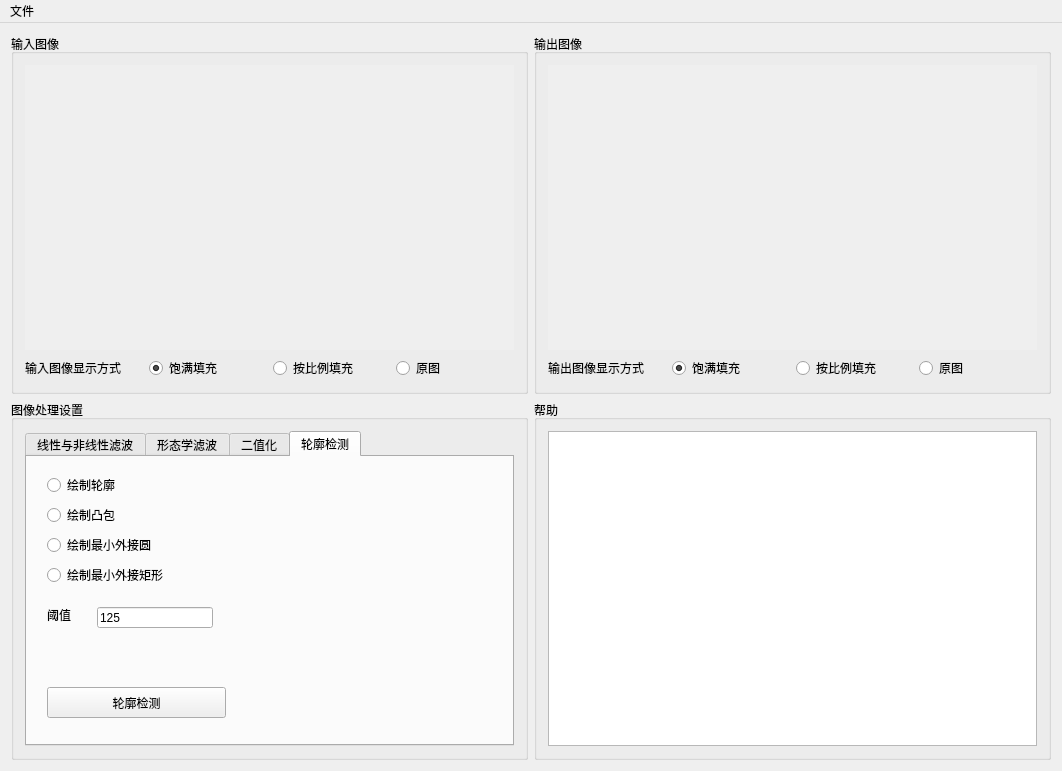
Before: the Qt Designer form contour/mainwindow.ui in BugAngel/ImageProcessingTeachingSoftware, drawn with Qt 5.
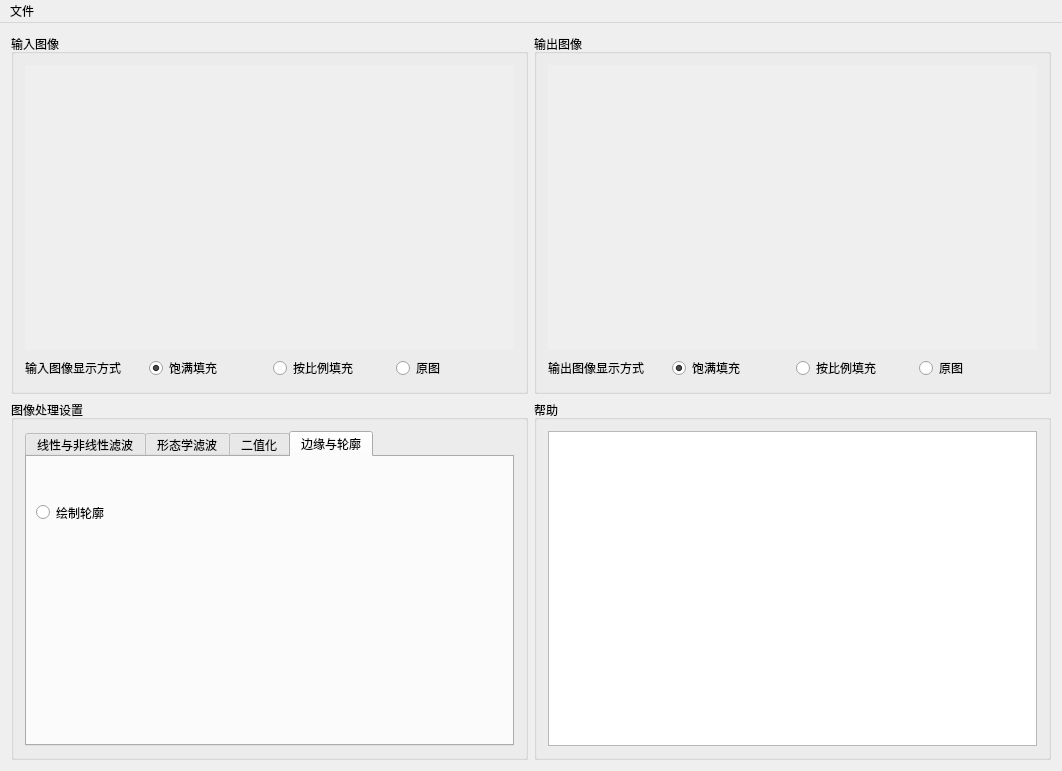
After: the same form once the commit is applied. The open tabs and pages were chosen to show the change.

The edit to the form file:
```diff
--- a/contour/mainwindow.ui
+++ b/contour/mainwindow.ui
@@ -586,15 +586,15 @@
          </widget>
          <widget class="QWidget" name="tab_2">
           <attribute name="title">
-           <string>轮廓检测</string>
+           <string>边缘与轮廓</string>
           </attribute>
           <widget class="QRadioButton" name="contourRadioButton">
            <property name="geometry">
             <rect>
-             <x>20</x>
-             <y>20</y>
-             <width>89</width>
-             <height>16</height>
+             <x>9</x>
+             <y>46</y>
+             <width>71</width>
+             <height>19</height>
             </rect>
            </property>
            <property name="text">
@@ -604,99 +604,6 @@
             <string notr="true">contourButtonGroup</string>
            </attribute>
           </widget>
-          <widget class="QRadioButton" name="convexHullRadioButton">
-           <property name="geometry">
-            <rect>
-             <x>20</x>
-             <y>50</y>
-             <width>89</width>
-             <height>16</height>
-            </rect>
-           </property>
-           <property name="text">
-            <string>绘制凸包</string>
-           </property>
-           <attribute name="buttonGroup">
-            <string notr="true">contourButtonGroup</string>
-           </attribute>
-          </widget>
-          <widget class="QRadioButton" name="circleRadioButton">
-           <property name="geometry">
-            <rect>
-             <x>20</x>
-             <y>80</y>
-             <width>111</width>
-             <height>16</height>
-            </rect>
-           </property>
-           <property name="text">
-            <string>绘制最小外接圆</string>
-           </property>
-           <attribute name="buttonGroup">
-            <string notr="true">contourButtonGroup</string>
-           </attribute>
-          </widget>
-          <widget class="QRadioButton" name="rectRadioButton">
-           <property name="geometry">
-            <rect>
-             <x>20</x>
-             <y>110</y>
-             <width>121</width>
-             <height>16</height>
-            </rect>
-           </property>
-           <property name="text">
-            <string>绘制最小外接矩形</string>
-           </property>
-           <attribute name="buttonGroup">
-            <string notr="true">contourButtonGroup</string>
-           </attribute>
-          </widget>
-          <widget class="QPushButton" name="contourButton">
-           <property name="geometry">
-            <rect>
-             <x>20</x>
-             <y>230</y>
-             <width>179</width>
-             <height>31</height>
-            </rect>
-           </property>
-           <property name="text">
-            <string>轮廓检测</string>
-           </property>
-          </widget>
-          <widget class="QLabel" name="label_2">
-           <property name="geometry">
-            <rect>
-             <x>20</x>
-             <y>150</y>
-             <width>24</width>
-             <height>16</height>
-            </rect>
-           </property>
-           <property name="text">
-            <string>阈值</string>
-           </property>
-          </widget>
-          <widget class="QLineEdit" name="contourThreshold">
-           <property name="geometry">
-            <rect>
-             <x>70</x>
-             <y>150</y>
-             <width>116</width>
-             <height>21</height>
-            </rect>
-           </property>
-           <property name="toolTip">
-            <string>&lt;html&gt;&lt;head/&gt;&lt;body&gt;&lt;p&gt;请输入0~255整数&lt;/p&gt;&lt;/body&gt;&lt;/html&gt;</string>
-           </property>
-           <property name="text">
-            <string>125</string>
-           </property>
-           <property name="readOnly">
-            <bool>false</bool>
-           </property>
-          </widget>
          </widget>
         </widget>
        </item>
```
Left out of the diff: 14 changed lines with no effect on the pictures.
